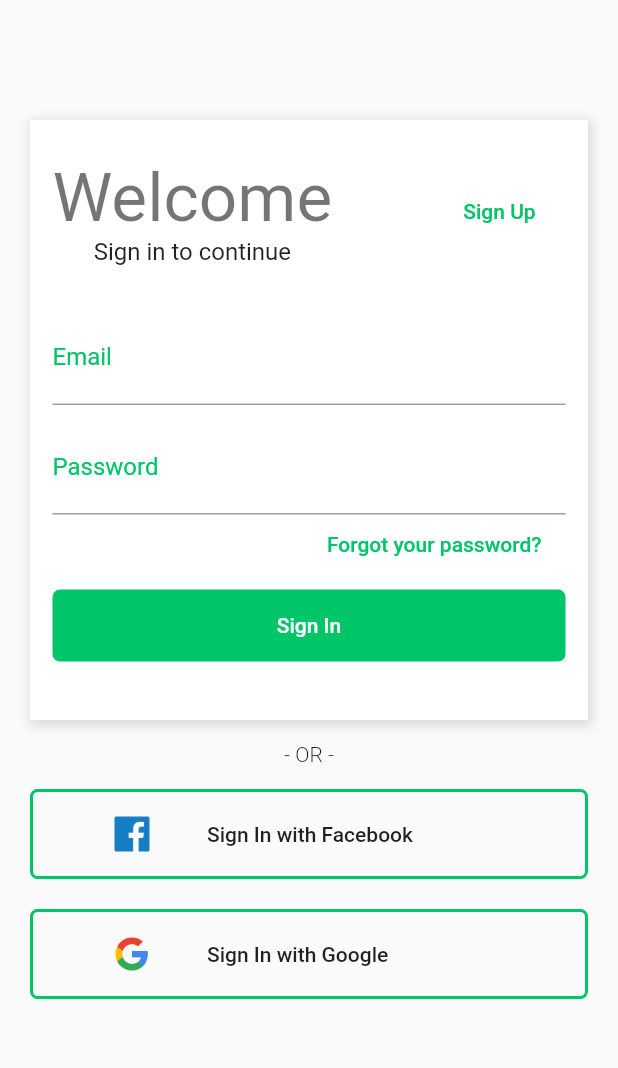
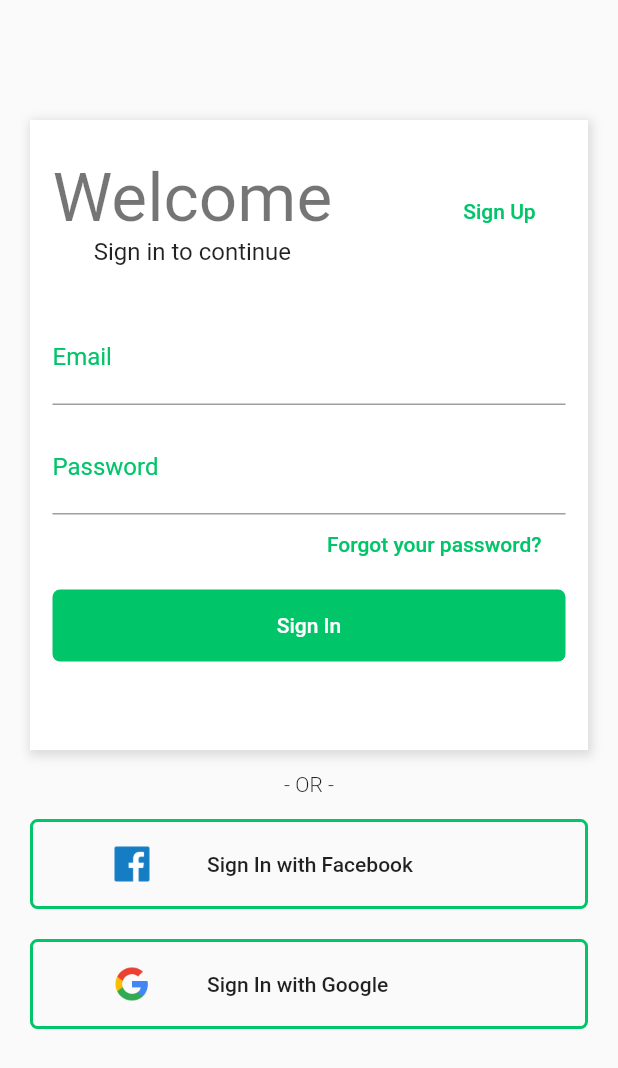
Before and after one commit to gilsonjuniorpro/shopping_flutter, a Flutter app: the LoginPage screen opened directly, on a phone screen of 412 x 824 dp. Shown: the top 1068 px of the screen. Run offline on Flutter 3.47's test engine with Material 2 defaults, Android fonts, the phone set to English and light mode, and no system bars.

Commit message:
changed layout positions, some bug fixes

```diff
--- a/lib/pages/home.page.dart
+++ b/lib/pages/home.page.dart
@@ -16,9 +16,6 @@ class HomePage extends StatelessWidget {
           child: Column(
             crossAxisAlignment: CrossAxisAlignment.stretch,
             children: <Widget>[
-              SizedBox(
-                height: 60,
-              ),
               SearchBox(),
               SizedBox(
                 height: 30,
@@ -33,7 +30,8 @@ class HomePage extends StatelessWidget {
               Container(
                 height: 90,
                 child: CategoryList(
-                    axis: Axis.horizontal), //this change just to training
+                    scrollDirection:
+                        Axis.horizontal), //this change just to training
               ),
               SizedBox(
                 height: 30,
--- a/lib/pages/login.page.dart
+++ b/lib/pages/login.page.dart
@@ -20,7 +20,7 @@ class LoginPage extends StatelessWidget {
           child: Column(
             children: <Widget>[
               Container(
-                height: 400,
+                height: 420,
                 decoration: BoxDecoration(
                   color: Theme.of(context).accentColor,
                   boxShadow: [
--- a/lib/widgets/category/category-list.widget.dart
+++ b/lib/widgets/category/category-list.widget.dart
@@ -2,15 +2,15 @@ import 'package:flutter/material.dart';
 import 'package:shopping_flutter/widgets/category/category-item.widget.dart';
 
 class CategoryList extends StatelessWidget {
-  final Axis direction;
+  final Axis scrollDirection;
 
-  CategoryList({@required this.direction});
+  CategoryList({@required this.scrollDirection});
 
   @override
   Widget build(BuildContext context) {
     return Container(
       child: ListView(
-        scrollDirection: direction,
+        scrollDirection: scrollDirection,
         children: <Widget>[
           CategoryItem(image: "assets/Icon_Devices.png"),
           CategoryItem(image: "assets/Icon_Gadgets.png"),
--- a/lib/widgets/search-box.widget.dart
+++ b/lib/widgets/search-box.widget.dart
@@ -41,6 +41,7 @@ class _SearchBoxState extends State<SearchBox>
             !menuOpened ? _controller.forward() : _controller.reverse();
             menuOpened = !menuOpened;
           },
+          minWidth: 20,
           child: AnimatedIcon(
             icon: AnimatedIcons.menu_close,
             progress: _controller,
```
